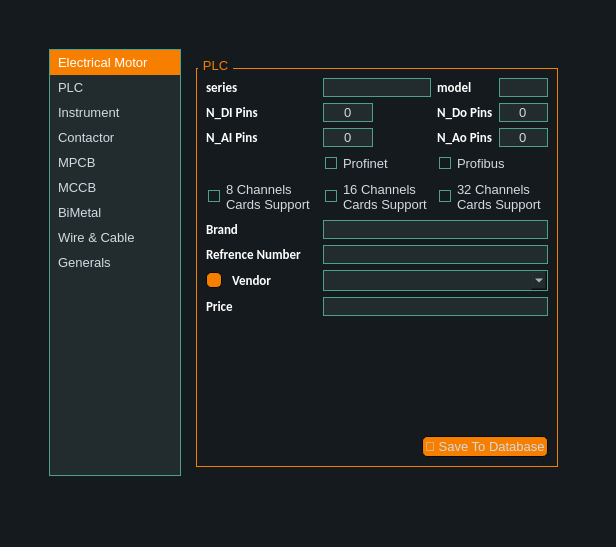
The window that ui/data_entry.ui (AliTavakoliNiya/GriinPower) describes before a commit, drawn with Qt 5.
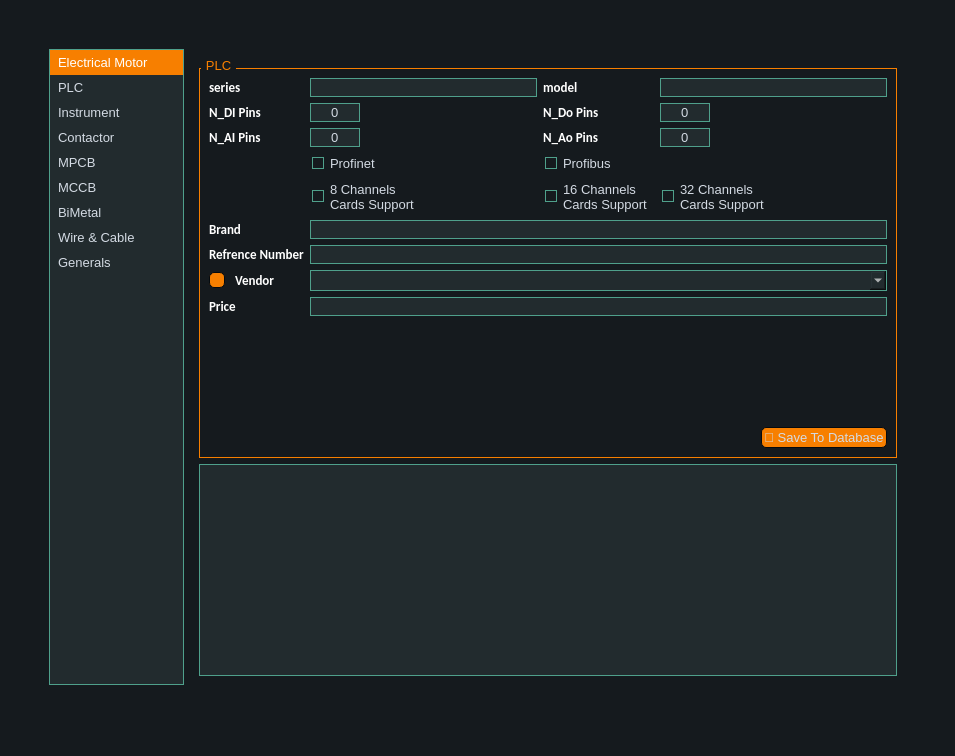
The same window after the commit. The open tabs and pages were chosen to show the change. Icons and pictures are not drawn.

Commit message: data_entry init

The edit to the form file:
```diff
--- a/ui/data_entry.ui
+++ b/ui/data_entry.ui
@@ -6,8 +6,8 @@
    <rect>
     <x>0</x>
     <y>0</y>
-    <width>616</width>
-    <height>547</height>
+    <width>955</width>
+    <height>756</height>
    </rect>
   </property>
   <property name="windowTitle">
@@ -969,7 +969,7 @@
      <widget class="QStackedWidget" name="item_stack">
       <property name="maximumSize">
        <size>
-        <width>380</width>
+        <width>16777215</width>
         <height>16777215</height>
        </size>
       </property>
@@ -1346,6 +1346,12 @@
        <layout class="QGridLayout" name="gridLayout_3">
         <item row="1" column="0">
          <widget class="QGroupBox" name="groupBox_3">
+          <property name="minimumSize">
+           <size>
+            <width>0</width>
+            <height>400</height>
+           </size>
+          </property>
           <property name="title">
            <string>PLC</string>
           </property>
@@ -1425,30 +1431,6 @@
              </property>
             </widget>
            </item>
-           <item row="6" column="0" colspan="2">
-            <widget class="QCheckBox" name="checkBox_3">
-             <property name="text">
-              <string>8 Channels
-Cards Support </string>
-             </property>
-            </widget>
-           </item>
-           <item row="6" column="2">
-            <widget class="QCheckBox" name="checkBox_4">
-             <property name="text">
-              <string>16 Channels
-Cards Support </string>
-             </property>
-            </widget>
-           </item>
-           <item row="6" column="3" colspan="2">
-            <widget class="QCheckBox" name="checkBox_5">
-             <property name="text">
-              <string>32 Channels
-Cards Support </string>
-             </property>
-            </widget>
-           </item>
            <item row="11" column="0" colspan="2">
             <widget class="QLabel" name="label_17">
              <property name="text">
@@ -1618,9 +1600,36 @@
              </property>
             </spacer>
            </item>
+           <item row="6" column="4">
+            <widget class="QCheckBox" name="checkBox_5">
+             <property name="text">
+              <string>32 Channels
+Cards Support </string>
+             </property>
+            </widget>
+           </item>
+           <item row="6" column="3">
+            <widget class="QCheckBox" name="checkBox_4">
+             <property name="text">
+              <string>16 Channels
+Cards Support </string>
+             </property>
+            </widget>
+           </item>
+           <item row="6" column="2">
+            <widget class="QCheckBox" name="checkBox_3">
+             <property name="text">
+              <string>8 Channels
+Cards Support </string>
+             </property>
+            </widget>
+           </item>
           </layout>
          </widget>
         </item>
+        <item row="2" column="0">
+         <widget class="QListWidget" name="listWidget_2"/>
+        </item>
        </layout>
       </widget>
       <widget class="QWidget" name="instrument">
```
Left out of the diff: 63 changed lines with no effect on the pictures. The commit also changes 1 other file.
